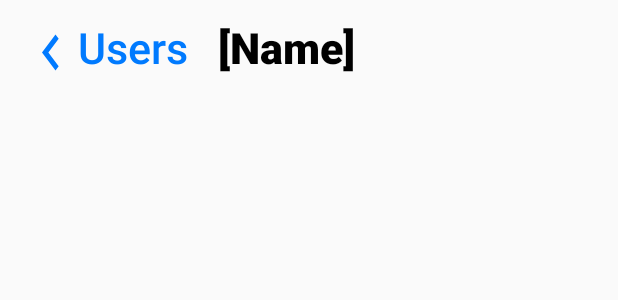
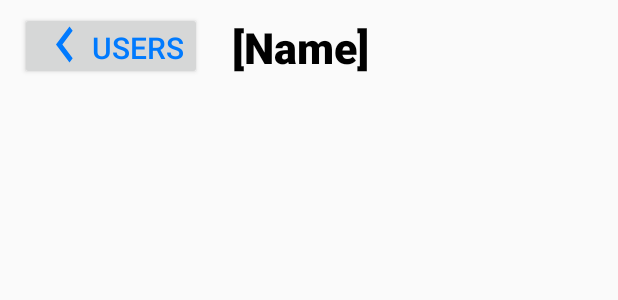
Before and after one commit to dcharrez/Ravn, an Android app: the layout activity_user_repository.xml on its own in the app's theme, with its tools: preview values and no code run, on a phone screen of 412 x 824 dp. Shown: the top 300 px of the screen. Run offline under Robolectric (Android 15) with nearby library versions, the phone set to English and light mode, and no system bars.

Commit message:
Added back button functionality
- UserList is cleaned in each search
- Username is now displayed on top of the list of repositories

```diff
--- a/app/src/main/java/com/example/ravn/MainActivity.kt
+++ b/app/src/main/java/com/example/ravn/MainActivity.kt
@@ -32,6 +32,9 @@ class MainActivity : AppCompatActivity() {
         val client = ApolloClientSetup().mApolloClient
 
         buttonSearch.setOnClickListener {
+
+            userList.clear()
+
             client.query(
                 UsersQuery
                     .builder()
--- a/app/src/main/res/layout/activity_user_repository.xml
+++ b/app/src/main/res/layout/activity_user_repository.xml
@@ -19,13 +19,15 @@
                 android:layout_height="wrap_content"
                 android:orientation="horizontal">
 
-            <TextView
+
+            <Button
                     style="@style/buttonBackUsers"
                     android:id="@+id/button_back_users"
                     android:layout_width="wrap_content"
-                    android:layout_height="wrap_content"
-                    android:layout_marginLeft="16dp"
-                    android:layout_marginTop="12dp"
+                    android:layout_height="45dp"
+                    android:layout_gravity="center"
+                    android:layout_marginLeft="13dp"
+                    android:layout_marginTop="5dp"
                     android:drawableLeft="@drawable/ic_keyboard_arrow_left_black_24dp"
                     android:text="Users"/>
 
--- a/app/src/main/res/values/styles.xml
+++ b/app/src/main/res/values/styles.xml
@@ -37,7 +37,7 @@
     </style>
 
     <style name="buttonBackUsers" parent="TextAppearance.AppCompat.Title">
-        <item name="android:textSize">12.8pt</item>
+        <!--<item name="android:textSize">12.8pt</item>-->
         <item name="android:textColor">@color/colorSKyBlue</item>
     </style>
 
```
Also changed, not shown: app/src/main/java/com/example/ravn/UserRepositoryActivity.kt (+9 -0 lines).
